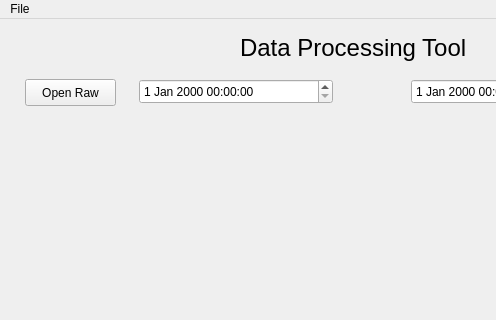
Qt form data-processing/data-processing-main.ui (ksarkies/Data-Acquisition) before a commit; both pictures show x 0 to 496 and y 0 to 320 of the 747 by 652 pixel window.
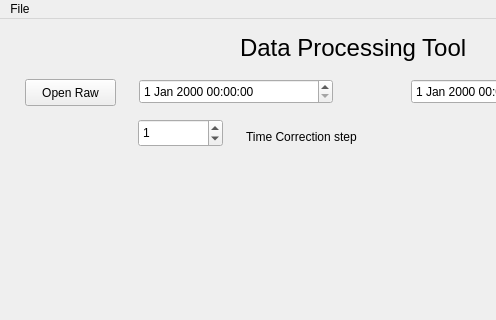
The same form after that commit.

Commit message: Data processing: add check on end time in a raw data file being earlier than the start time. this can happen if the remote unit's time was not set and remains at the default 1970-01-01. When detected, extend the previous time value by a user settable step in seconds and replace the faulty time.

```diff
--- a/data-processing/data-processing-main.ui
+++ b/data-processing/data-processing-main.ui
@@ -288,6 +288,38 @@
      <string/>
     </property>
    </widget>
+   <widget class="QSpinBox" name="timeCorrectionSpinBox">
+    <property name="geometry">
+     <rect>
+      <x>138</x>
+      <y>100</y>
+      <width>85</width>
+      <height>28</height>
+     </rect>
+    </property>
+    <property name="toolTip">
+     <string>If time is to be corrected, add this value to last valid time.</string>
+    </property>
+    <property name="maximum">
+     <number>60</number>
+    </property>
+    <property name="value">
+     <number>1</number>
+    </property>
+   </widget>
+   <widget class="QLabel" name="timeCorrectionLabel">
+    <property name="geometry">
+     <rect>
+      <x>246</x>
+      <y>110</y>
+      <width>129</width>
+      <height>16</height>
+     </rect>
+    </property>
+    <property name="text">
+     <string>Time Correction step</string>
+    </property>
+   </widget>
   </widget>
   <widget class="QMenuBar" name="menubar">
    <property name="geometry">
```
Left out of the diff: 2 changed lines with no effect on the pictures. The commit also changes 1 other file.
